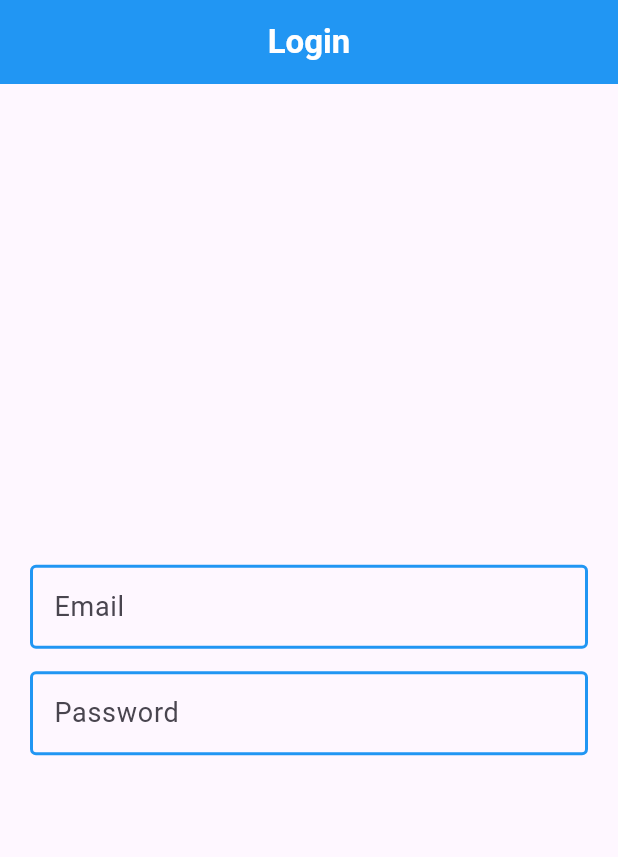
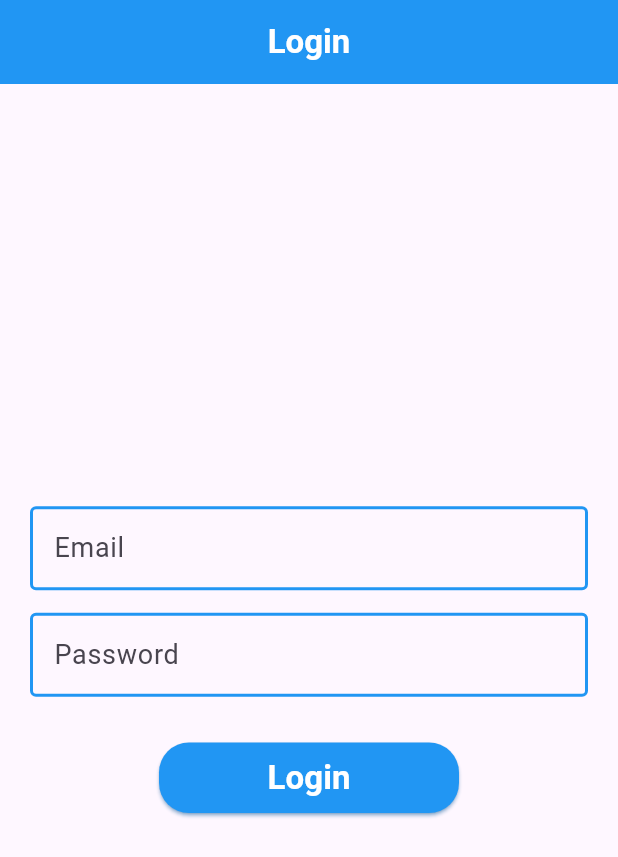
Before and after one commit to alhasann351/flutter_getx_mvvm_mvc_pattern, a Flutter app: the screen it shows after launch, on a phone screen of 412 x 824 dp. Shown: the top 857 px of the screen. Run offline on Flutter 3.47's test engine with Material 3 defaults, Android fonts, the light colour scheme and no system bars; our stand-ins replace fluttertoast, get.

Commit message:
button-design

```diff
--- a/lib/resources/colors/app_colors.dart
+++ b/lib/resources/colors/app_colors.dart
@@ -10,4 +10,5 @@ class AppColors{
   static const Color splashTextColor = Colors.white;
   static const Color appbarIconColor = Colors.white;
   static const Color emailTextFormFieldColor = Colors.blue;
+  static const Color loginButtonTextColor = Colors.white;
 }
--- a/lib/resources/localization/languages.dart
+++ b/lib/resources/localization/languages.dart
@@ -9,6 +9,7 @@ class Languages extends Translations{
       'general_exception' : 'We are unable to process request\n Please try again',
       'splash_text' : 'Welcome Back',
       'login_appbar_text' : 'Login',
+      'login_button_text' : 'Login',
       'email_hint' : 'Email',
       'password_hint' : 'Password',
     },
--- a/lib/view/login/login_screen.dart
+++ b/lib/view/login/login_screen.dart
@@ -1,5 +1,7 @@
+import 'package:flutter/cupertino.dart';
 import 'package:flutter/material.dart';
 import 'package:flutter_getx_mvvm_mvc_pattern/resources/colors/app_colors.dart';
+import 'package:flutter_getx_mvvm_mvc_pattern/resources/components/rounded_button.dart';
 import 'package:flutter_getx_mvvm_mvc_pattern/view_models/controller/login_view_model.dart';
 import 'package:get/get.dart';
 
@@ -64,7 +66,9 @@ class _LoginScreenState extends State<LoginScreen> {
                   ),
                 ),
               ),
-              const SizedBox(height: 15,),
+              const SizedBox(
+                height: 15,
+              ),
               TextFormField(
                 controller: loginViewModel.passwordController.value,
                 focusNode: loginViewModel.passwordFocusNode.value,
@@ -88,6 +92,23 @@ class _LoginScreenState extends State<LoginScreen> {
                   ),
                 ),
               ),
+              const SizedBox(
+                height: 30,
+              ),
+              SizedBox(
+                width: 200,
+                child: RoundedButton(
+                  buttonName: 'login_button_text'.tr,
+                  textStyle: const TextStyle(
+                    color: AppColors.loginButtonTextColor,
+                    fontSize: 22,
+                    fontWeight: FontWeight.bold,
+                  ),
+                  callback: (){
+
+                  },
+                ),
+              ),
             ],
           ),
         ),
```
